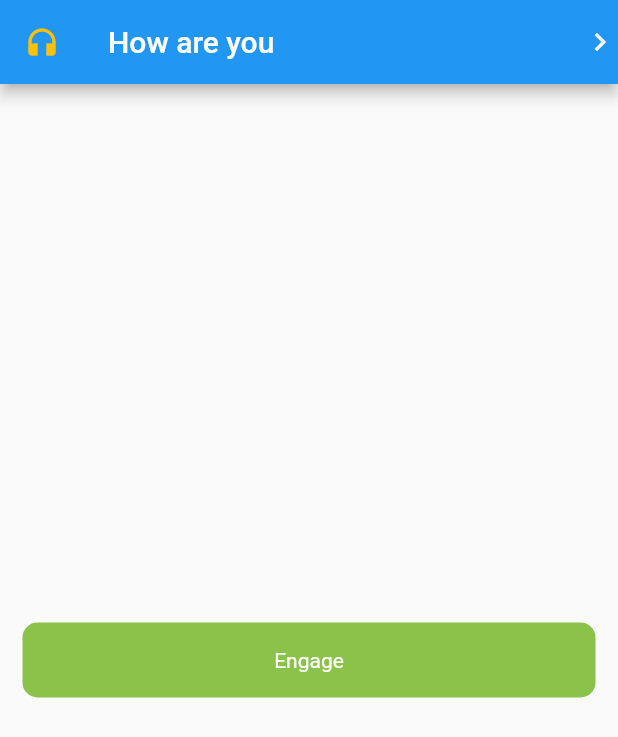
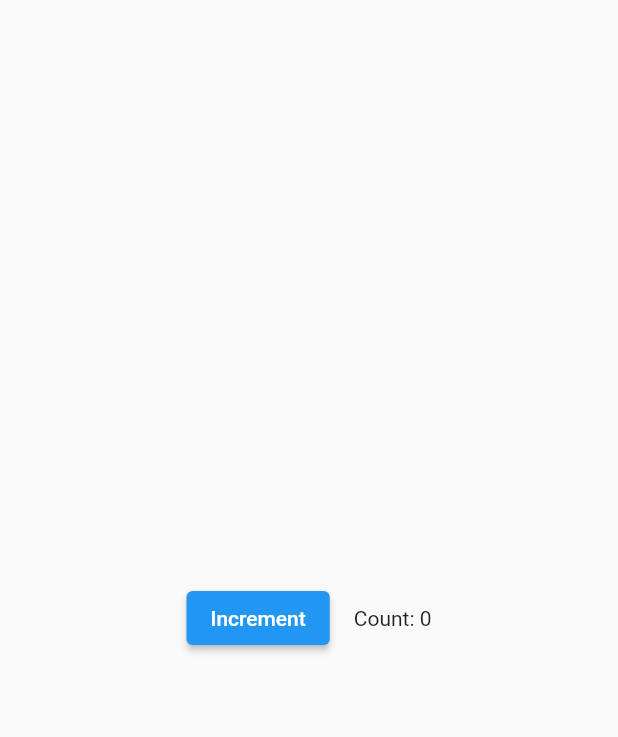
Before and after one commit to Am271/flutter-prac, a Flutter app: the screen it shows after launch, on a phone screen of 412 x 824 dp. Shown: the top 737 px of the screen. Run offline on Flutter 3.47's test engine with Material 2 defaults, Android fonts, the light colour scheme and no system bars.

Commit message:
Added a simple stateful widget to increment

```diff
--- a/lib/main.dart
+++ b/lib/main.dart
@@ -1,63 +1,64 @@
-// Copyright 2018 The Flutter team. All rights reserved.
-// Use of this source code is governed by a BSD-style license that can be
-// found in the LICENSE file.
-
 import 'package:flutter/material.dart';
 
 void main() {
   runApp(
     const MaterialApp(
       home: Scaffold(
-        body: SimpStuff()
+        body: Center(
+          child: Counter(),
+        ),
       ),
     ),
   );
 }
 
-class SimpStuff extends StatefulWidget {
-  const SimpStuff({super.key});
+class Counter extends StatefulWidget {
+  // This class is the configuration for the state.
+  // It holds the values (in this case nothing) provided
+  // by the parent and used by the build  method of the
+  // State. Fields in a Widget subclass are always marked
+  // "final".
+
+  const Counter({super.key});
 
   @override
-  State<SimpStuff> createState() => _SimpStuffState();
+  State<Counter> createState() => _CounterState();
 }
 
-class _SimpStuffState extends State<SimpStuff> {
+class _CounterState extends State<Counter> {
+  int _counter = 0;
+
+  void _increment() {
+    setState(() {
+      // This call to setState tells the Flutter framework
+      // that something has changed in this State, which
+      // causes it to rerun the build method below so that
+      // the display can reflect the updated values. If you
+      // change _counter without calling setState(), then
+      // the build method won't be called again, and so
+      // nothing would appear to happen.
+      _counter++;
+    });
+  }
+
   @override
   Widget build(BuildContext context) {
-    return Scaffold(
-      appBar: AppBar(
-        leading: const Icon(Icons.headphones, color: Colors.amber,),
-        title: const Text('How are you'),
-        actions: const [
-          Icon(Icons.navigate_next),
-        ],
-      ),
-      body: const Center (child: MyButton()),
+    // This method is rerun every time setState is called,
+    // for instance, as done by the _increment method above.
+    // The Flutter framework has been optimized to make
+    // rerunning build methods fast, so that you can just
+    // rebuild anything that needs updating rather than
+    // having to individually changes instances of widgets.
+    return Row(
+      mainAxisAlignment: MainAxisAlignment.center,
+      children: <Widget>[
+        ElevatedButton(
+          onPressed: _increment,
+          child: const Text('Increment'),
+        ),
+        const SizedBox(width: 16),
+        Text('Count: $_counter'),
+      ],
     );
   }
 }
-
-class MyButton extends StatelessWidget {
-  const MyButton({super.key});
-
-  @override
-  Widget build(BuildContext context) {
-    return GestureDetector(
-      onTap: () {
-        int a = 1;
-      },
-      child: Container(
-        height: 50.0,
-        padding: const EdgeInsets.all(8.0),
-        margin: const EdgeInsets.symmetric(horizontal: 15.0),
-        decoration: BoxDecoration(
-          borderRadius: BorderRadius.circular(10.0),
-          color: Colors.lightGreen[500],
-        ),
-        child: const Center(
-          child: Text('Engage', style: TextStyle(color: Colors.white),),
-        ),
-      ),
-    );
-  }
-}
```
